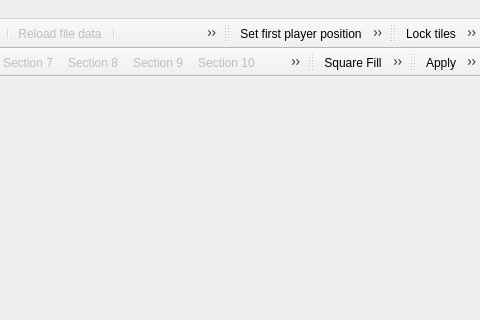
WohlSoft/Moondust-Project, file Editor/mainwindow.ui: the form before one commit; both pictures show x 989 to 1469 and y 0 to 320 of the 1469 by 598 pixel window.
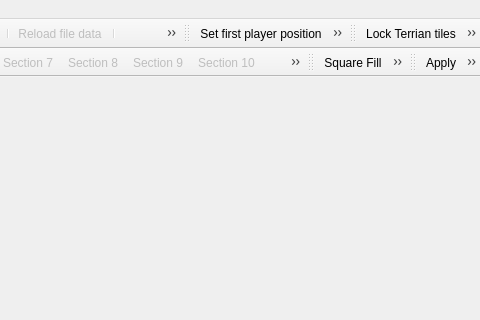
The form after the commit. Icons and pictures are not drawn.

```diff
--- a/Editor/mainwindow.ui
+++ b/Editor/mainwindow.ui
@@ -2147,7 +2147,7 @@
      <normalon>:/images/lock_tile_cl.png</normalon>:/images/lock_tile_op.png</iconset>
    </property>
    <property name="text">
-    <string>Lock tiles</string>
+    <string>Lock Terrian tiles</string>
    </property>
   </action>
   <action name="actionLockScenes">
@@ -2160,7 +2160,7 @@
      <normalon>:/images/lock_scenery_cl.png</normalon>:/images/lock_scenery_op.png</iconset>
    </property>
    <property name="text">
-    <string>Lock Sceneries</string>
+    <string>Lock Scenery tiles</string>
    </property>
   </action>
   <action name="actionLockPaths">
```
Left out of the diff: 6 changed lines with no effect on the pictures.
